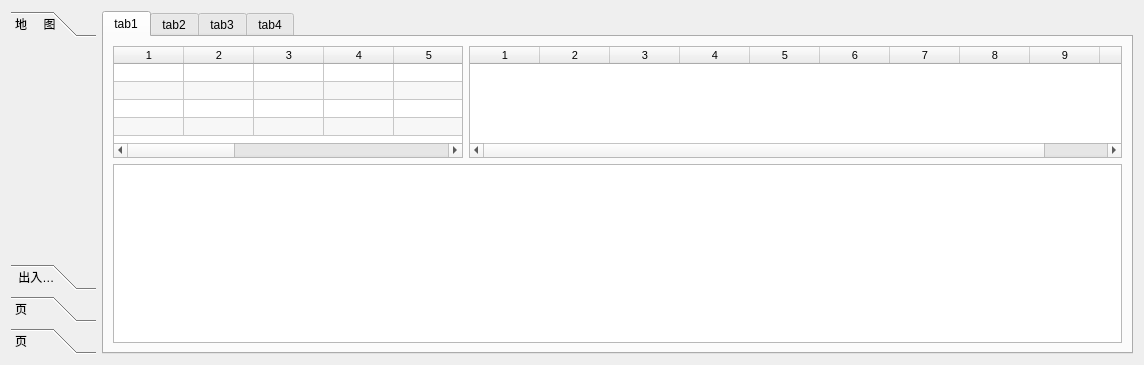
Above: Deca/views/GraphicsWidget.ui from summerfll/wms before the change. Below: the same form after it.
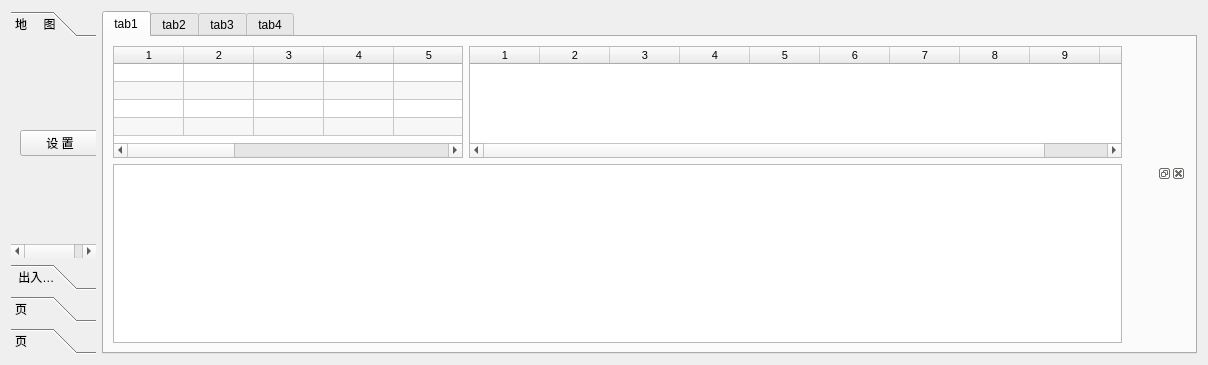
That is the form after the change. The open tabs and pages were chosen to show the change. Custom widgets are drawn as their Qt base class.

Commit message: 基本布局2

The edit to the form file:
```diff
--- a/Deca/views/GraphicsWidget.ui
+++ b/Deca/views/GraphicsWidget.ui
@@ -36,13 +36,22 @@
        <rect>
         <x>0</x>
         <y>0</y>
-        <width>85</width>
-        <height>239</height>
+        <width>93</width>
+        <height>222</height>
        </rect>
       </property>
       <attribute name="label">
        <string>地     图</string>
       </attribute>
+      <layout class="QGridLayout" name="gridLayout_3">
+       <item row="0" column="0">
+        <widget class="QPushButton" name="pushButton">
+         <property name="text">
+          <string>设 置</string>
+         </property>
+        </widget>
+       </item>
+      </layout>
      </widget>
      <widget class="QWidget" name="page_2">
       <property name="geometry">
@@ -226,6 +235,17 @@
          </item>
         </layout>
        </item>
+       <item row="1" column="1">
+        <widget class="QDockWidget" name="dockWidget">
+         <property name="maximumSize">
+          <size>
+           <width>350</width>
+           <height>800</height>
+          </size>
+         </property>
+         <widget class="ViewSettingsWidget" name="dockWidgetContents"/>
+        </widget>
+       </item>
       </layout>
      </widget>
      <widget class="QWidget" name="tab_2">
@@ -253,6 +273,12 @@
    <extends>QGraphicsView</extends>
    <header>GraphicsView.h</header>
   </customwidget>
+  <customwidget>
+   <class>ViewSettingsWidget</class>
+   <extends>QWidget</extends>
+   <header>ViewSettingsWidget.h</header>
+   <container>1</container>
+  </customwidget>
  </customwidgets>
  <resources/>
  <connections>
```
Left out of the diff: 34 changed lines with no effect on the pictures. The commit also changes 3 other files.
